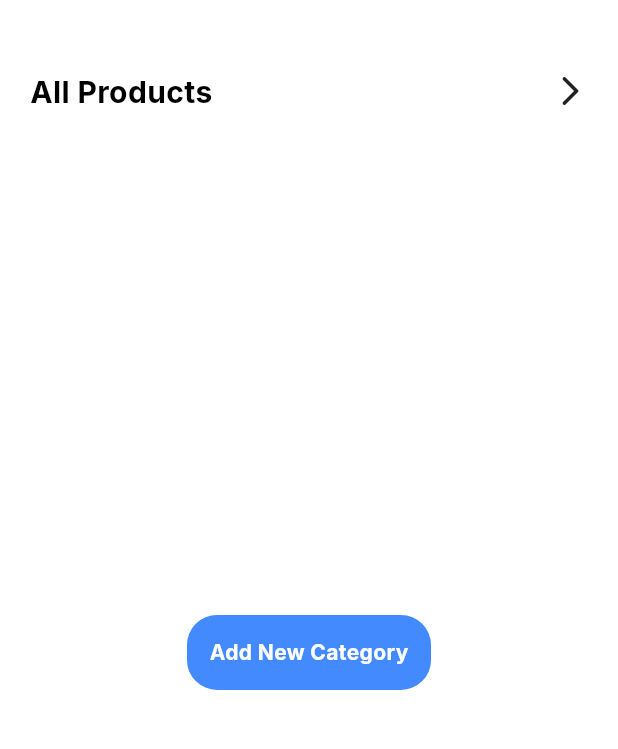
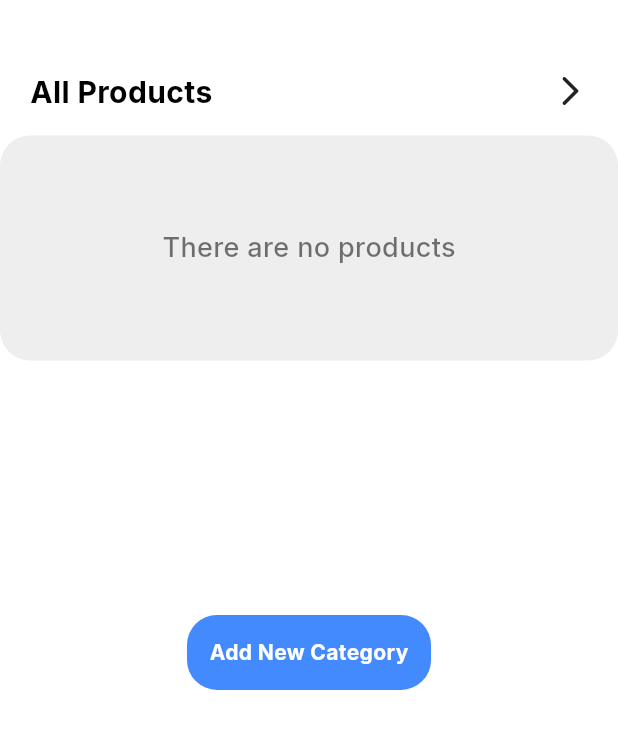
Before and after one commit to hijaaaazz/Invento-Inventery-Management-App, a Flutter app: the ScreenInventory screen opened directly with empty values, on a phone screen of 412 x 824 dp, the part 61-810 px from its top. Run offline on Flutter 3.47's test engine with Material 3 defaults, Android fonts, the phone set to English and light mode, and no system bars; drawn by our look-alikes of carousel_slider; our stand-ins replace google_fonts, hive, hive_flutter, image_picker, lottie; accounts and stored records are empty.

Commit message:
Your commit message here

```diff
--- a/lib/screens/screen_inventory/screen_inventory.dart
+++ b/lib/screens/screen_inventory/screen_inventory.dart
@@ -272,7 +272,7 @@ void _loadCategories() async {
             }));
           },
           child: Padding(
-            padding: const EdgeInsets.only(left: 20,right: 20,bottom: 15),
+            padding: const EdgeInsets.only(left: 20, right: 20, bottom: 15),
             child: Row(
               mainAxisAlignment: MainAxisAlignment.spaceBetween,
               children: [
@@ -285,7 +285,24 @@ void _loadCategories() async {
             ),
           ),
         ),
-        CarouselSlider(
+        userProducts.isEmpty
+            ? Container(
+                height: 150, // Same height as the CarouselSlider
+                alignment: Alignment.center,
+                decoration: BoxDecoration(
+                  color: Colors.grey[200],
+                  borderRadius: BorderRadius.circular(20),
+                ),
+                child: Text(
+                  "There are no products",
+                  style: GoogleFonts.inter(
+                    fontSize: 18,
+                    fontWeight: FontWeight.w500,
+                    color: Colors.black54,
+                  ),
+                ),
+              )
+            : CarouselSlider(
                 items: userProducts.map((product) {
                   return GestureDetector(
                     onTap: () {
@@ -305,7 +322,11 @@ void _loadCategories() async {
                           label: 'Product: ${product.name}',
                           child: Text(
                             product.name,
-                      style: GoogleFonts.inter(fontSize: 24, fontWeight: FontWeight.bold, color: Colors.white),
+                            style: GoogleFonts.inter(
+                              fontSize: 24,
+                              fontWeight: FontWeight.bold,
+                              color: Colors.white,
+                            ),
                           ),
                         ),
                       ),
```
Lines whose indentation alone changed are shown as unchanged.
